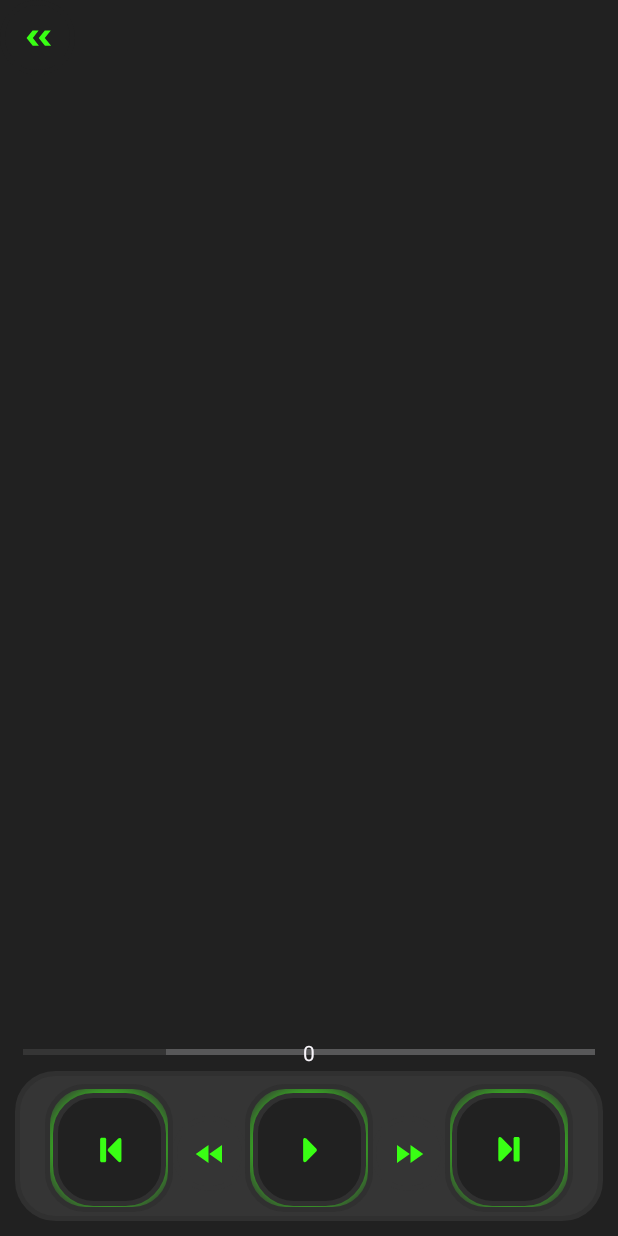
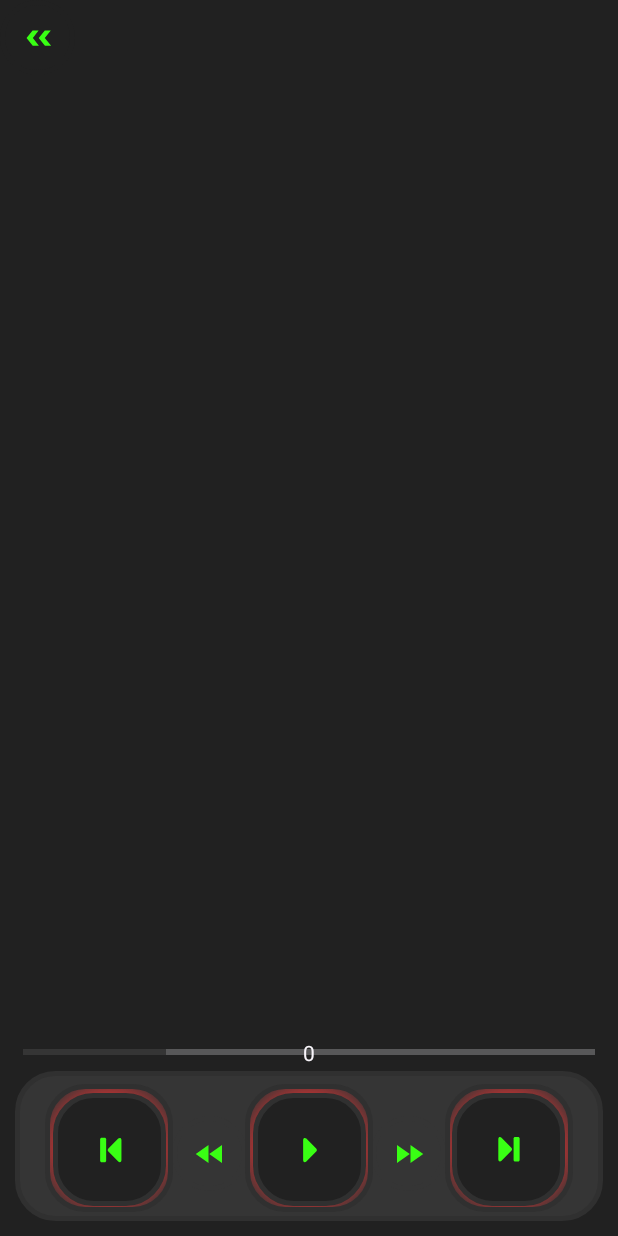
Before and after one commit to bytesenseidk/MusicPlayer, an Android app: the screen it shows after launch (PlayerActivity), on a phone screen of 412 x 824 dp. Run offline under Robolectric (Android 15) with nearby library versions, the phone set to English and light mode, and no system bars.

Commit message:
button neon changer

```diff
--- a/app/src/main/java/lars/rosenkilde/musicplayer/PlayerActivity.kt
+++ b/app/src/main/java/lars/rosenkilde/musicplayer/PlayerActivity.kt
@@ -3,6 +3,7 @@ package lars.rosenkilde.musicplayer
 import android.os.Bundle
 import android.media.MediaPlayer
 import androidx.appcompat.app.AppCompatActivity
+import androidx.core.content.ContextCompat
 import lars.rosenkilde.musicplayer.databinding.ActivityPlayerBinding
 
 
@@ -22,9 +23,15 @@ class PlayerActivity : AppCompatActivity() {
         binding.playButton.setOnClickListener {
             if (!playerState) {
                 binding.playButton.isSelected = true
+                binding.playButtonBg.background = ContextCompat.getDrawable(this, R.drawable.layout_navbar_neon_green)
+                binding.nextButtonBg.background = ContextCompat.getDrawable(this, R.drawable.layout_navbar_neon_green)
+                binding.prevButtonBg.background = ContextCompat.getDrawable(this, R.drawable.layout_navbar_neon_green)
                 playMedia()
             } else {
                 binding.playButton.isSelected = false
+                binding.playButtonBg.background = ContextCompat.getDrawable(this, R.drawable.layout_navbar_neon_red)
+                binding.nextButtonBg.background = ContextCompat.getDrawable(this, R.drawable.layout_navbar_neon_red)
+                binding.prevButtonBg.background = ContextCompat.getDrawable(this, R.drawable.layout_navbar_neon_red)
                 pauseMedia()
             }
         }
--- a/app/src/main/res/layout/activity_player.xml
+++ b/app/src/main/res/layout/activity_player.xml
@@ -82,7 +82,7 @@
         android:src="@drawable/player_rewind"
         android:background="@drawable/layout_btn_bg_invisible"
         app:layout_constraintBottom_toBottomOf="@id/player_menu"
-        app:layout_constraintStart_toEndOf="@id/previous_button"
+        app:layout_constraintStart_toEndOf="@id/prev_button"
         app:layout_constraintEnd_toStartOf="@id/play_button"
         android:contentDescription="@string/rewind_song" />
 
@@ -100,16 +100,17 @@
         android:contentDescription="@string/forward_song" />
 
     <View
+        android:id="@+id/prev_button_bg"
         android:layout_width="85sp"
         android:layout_height="85sp"
         android:layout_marginBottom="6sp"
         android:layout_marginStart="20sp"
-        android:background="@drawable/layout_navbar_neon_green"
+        android:background="@drawable/layout_navbar_neon_red"
         app:layout_constraintBottom_toBottomOf="@id/player_menu"
         app:layout_constraintStart_toStartOf="@id/player_menu" />
 
     <ImageButton
-        android:id="@+id/previous_button"
+        android:id="@+id/prev_button"
         android:layout_width="75sp"
         android:layout_height="75sp"
         android:layout_marginBottom="10sp"
@@ -121,12 +122,13 @@
         android:contentDescription="@string/play_previous_song" />
 
     <View
+        android:id="@+id/play_button_bg"
         android:layout_width="85sp"
         android:layout_height="85sp"
         android:layout_marginBottom="6sp"
-        android:background="@drawable/layout_navbar_neon_green"
+        android:background="@drawable/layout_navbar_neon_red"
         app:layout_constraintBottom_toBottomOf="@id/player_menu"
-        app:layout_constraintStart_toEndOf="@id/previous_button"
+        app:layout_constraintStart_toEndOf="@id/prev_button"
         app:layout_constraintEnd_toStartOf="@id/next_button" />
 
     <ImageButton
@@ -137,16 +139,17 @@
         android:src="@drawable/layout_anim_img_play"
         android:background="@drawable/layout_btn_bg_visible"
         app:layout_constraintBottom_toBottomOf="@id/player_menu"
-        app:layout_constraintStart_toEndOf="@id/previous_button"
+        app:layout_constraintStart_toEndOf="@id/prev_button"
         app:layout_constraintEnd_toStartOf="@id/next_button"
         android:contentDescription="@string/pause_song" />
 
     <View
+        android:id="@+id/next_button_bg"
         android:layout_width="85sp"
         android:layout_height="85sp"
         android:layout_marginBottom="6sp"
         android:layout_marginEnd="20sp"
-        android:background="@drawable/layout_navbar_neon_green"
+        android:background="@drawable/layout_navbar_neon_red"
         app:layout_constraintBottom_toBottomOf="@id/player_menu"
         app:layout_constraintEnd_toEndOf="@id/player_menu" />
 
```
